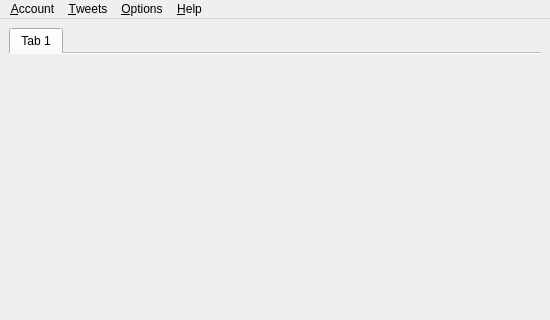
This is forms/mainwindowform.ui in minimoog/qtwitdget as Qt 5 draws it before an edit; both pictures show x 0 to 550 and y 0 to 320 of the 550 by 800 pixel window. The edited form follows.
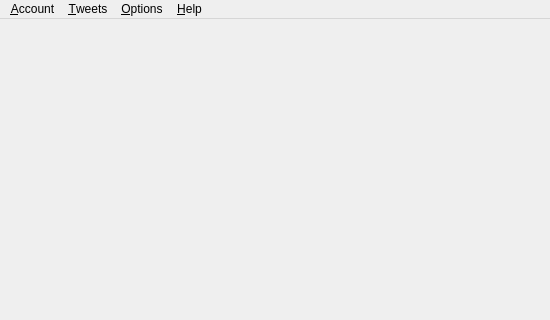
This is the edited form. Custom widgets are drawn as their Qt base class.

What changed in the file:
```diff
--- a/forms/mainwindowform.ui
+++ b/forms/mainwindowform.ui
@@ -32,11 +32,6 @@
       <property name="movable">
        <bool>true</bool>
       </property>
-      <widget class="QWidget" name="tab_1">
-       <attribute name="title">
-        <string>Tab 1</string>
-       </attribute>
-      </widget>
      </widget>
     </item>
     <item>
```
Left out of the diff: 2 changed lines with no effect on the pictures.
